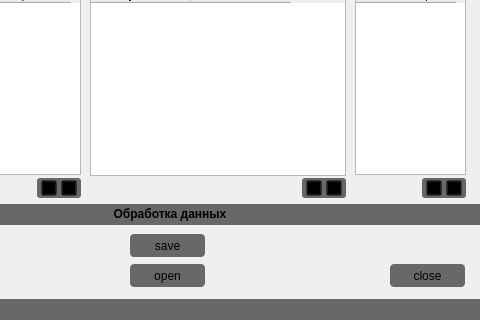
Qt form preprocessor.ui (incub4/supr) before a commit; both pictures show x 140 to 620 and y 286 to 606 of the 620 by 606 pixel window.
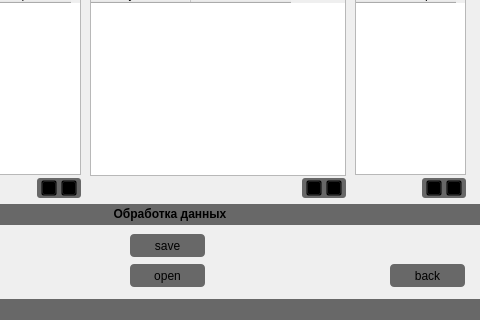
The same form after that commit. Icons and pictures are not drawn.

Diff of the .ui file:
```diff
--- a/preprocessor.ui
+++ b/preprocessor.ui
@@ -29,6 +29,9 @@
    <iconset resource="myres.qrc">
     <normaloff>:/icon/diagram44.ico</normaloff>:/icon/diagram44.ico</iconset>
   </property>
+  <property name="styleSheet">
+   <string notr="true"/>
+  </property>
   <widget class="QTableWidget" name="table_kernel">
    <property name="geometry">
     <rect>
@@ -148,7 +151,7 @@
                                 QPushButton:disabled { background-color: white; border-radius:4px;}</string>
    </property>
    <property name="text">
-    <string>close</string>
+    <string>back</string>
    </property>
   </widget>
   <widget class="QPushButton" name="PB_save">
```
